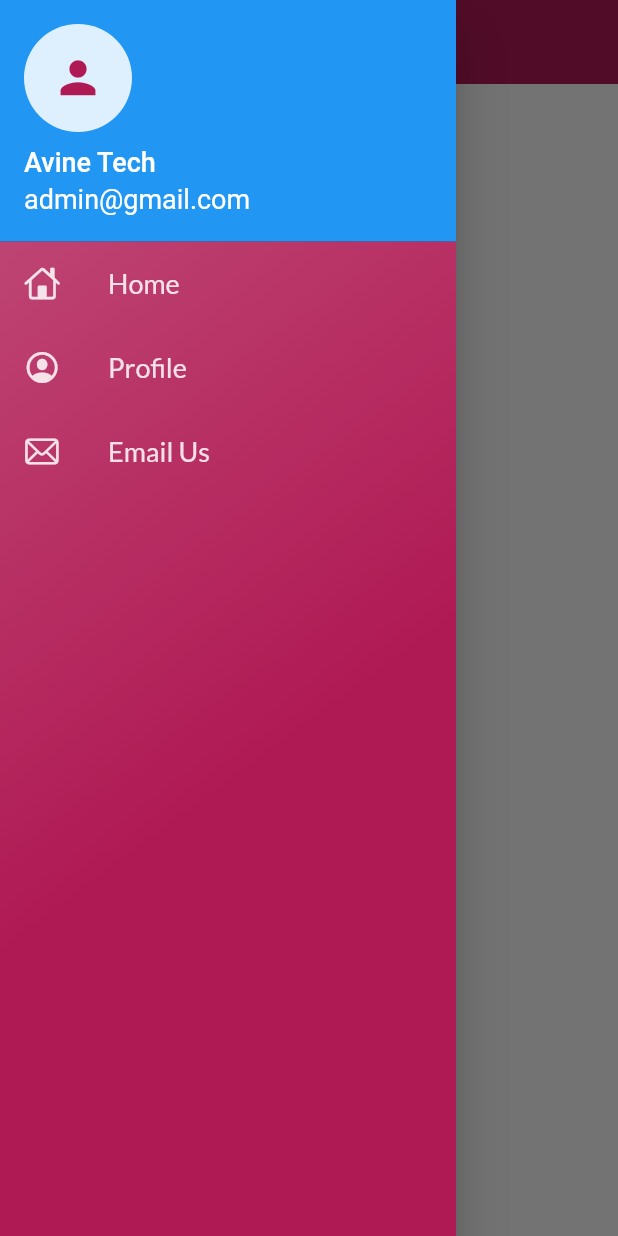
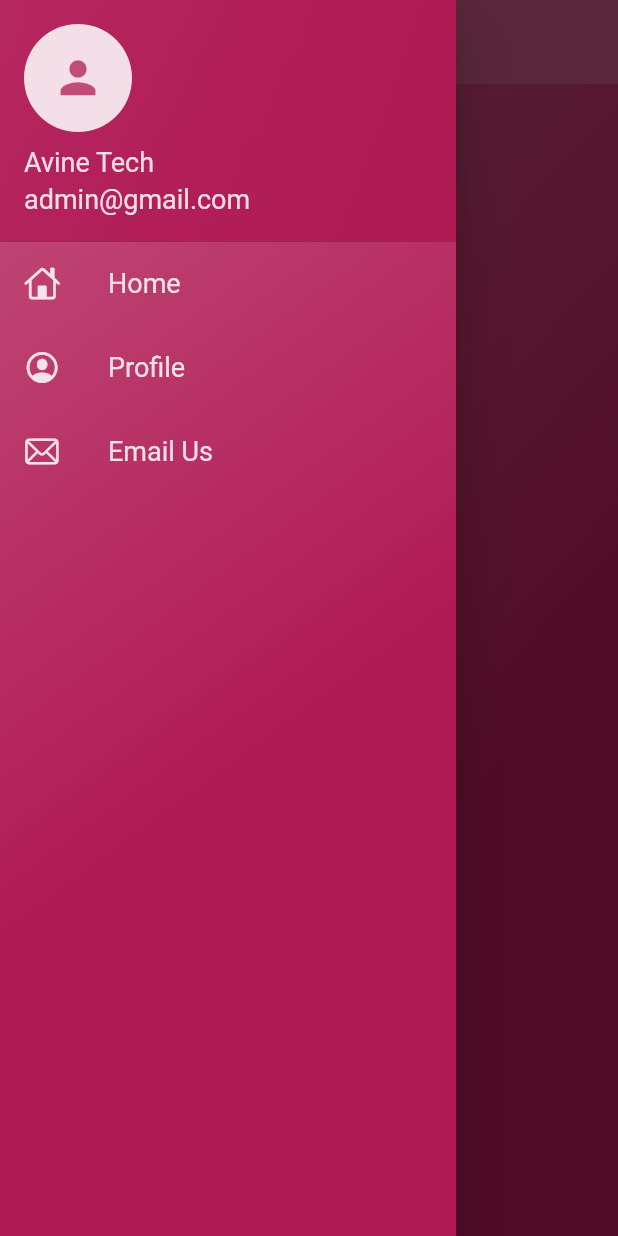
Before and after one commit to muhammadnumanlatif/catalog-app, a Flutter app: the screen it shows after launch, with the side drawer open, on a phone screen of 412 x 824 dp. Run offline on Flutter 3.47's test engine with Material 2 defaults, Android fonts, the phone set to English and light mode, and no system bars; our stand-ins replace google_fonts; Roboto replaces fonts that are missing (Adamina).

Commit message:
theme optimized

```diff
--- a/lib/pages/app/app.dart
+++ b/lib/pages/app/app.dart
@@ -1,6 +1,4 @@
 //*utils
-import 'package:google_fonts/google_fonts.dart';
-
 import '../../utils/utils.dart';
 
 class MyApp extends StatelessWidget {
@@ -9,16 +7,10 @@ class MyApp extends StatelessWidget {
     //*Material App
     return MaterialApp(
       debugShowCheckedModeBanner: false,
-      title: 'Catalog-App by Pawan-Kumar',
+      title: 'Catalog-App',
       themeMode: ThemeMode.light,
-      theme: ThemeData(
-        textTheme: GoogleFonts.latoTextTheme(),
-        primaryColor: CAColor.dark,
-        accentColor: CAColor.secondary,
-      ),
-      darkTheme: ThemeData(
-        brightness: Brightness.dark,
-      ),
+      theme: CATheme.light(context),
+      darkTheme: CATheme.dark(context),
       //*routes
       initialRoute: CARoute.homeRoute,
       routes: {
--- a/lib/pages/home/home.dart
+++ b/lib/pages/home/home.dart
@@ -9,15 +9,22 @@ class HomePage extends StatelessWidget {
     return Scaffold(
       //*appbar
       appBar: AppBar(
+        backgroundColor: CAColor.dark.withOpacity(0.75),
         elevation: 0,
-        title: Text('Catalog App'),
+        title: Text(
+          'Catalog App',
+          style: Theme.of(context).textTheme.headline1,
+        ),
       ),
       //*drawer
       drawer: CustomDrawer(),
       //*body
-      body: Center(
-        child: Text(
-          'Catalog-App by Pawan-Kumar',
+      body: Container(
+        decoration: CATheme.gradientData,
+        child: Center(
+          child: Text(
+            'Catalog-App by Pawan-Kumar',
+          ),
         ),
       ),
     );
--- a/lib/utils/constants.dart
+++ b/lib/utils/constants.dart
@@ -1,4 +1,6 @@
+import 'package:catalogbypk/utils/utils.dart';
 import 'package:flutter/material.dart';
+import 'package:google_fonts/google_fonts.dart';
 
 class CAColor {
   static const secondary = Color(0xffe75480);
@@ -15,3 +17,57 @@ class CARoute {
   static const loginRoute = '/login';
   static const homeRoute = '/home';
 }
+
+class CATheme {
+  static ThemeData light(BuildContext context) => ThemeData(
+        textTheme: GoogleFonts.adaminaTextTheme().copyWith(
+          bodyText1: TextStyle(
+            color: CAColor.white,
+            fontSize: 18,
+            fontWeight: FontWeight.w400,
+          ),
+          headline1: TextStyle(
+            color: CAColor.white,
+            fontSize: 22,
+            fontWeight: FontWeight.w400,
+          ),
+        ),
+        primaryColor: CAColor.dark,
+        accentColor: CAColor.secondary,
+        appBarTheme: AppBarTheme(
+          color: CAColor.dark.withOpacity(0.75),
+          elevation: 0,
+          iconTheme: IconThemeData(
+            color: CAColor.white,
+          ),
+        ),
+      );
+  static ThemeData dark(BuildContext context) => ThemeData(
+        textTheme: GoogleFonts.latoTextTheme(),
+        brightness: Brightness.dark,
+        // primaryColor: CAColor.dark,
+        // accentColor: CAColor.secondary,
+        // appBarTheme: AppBarTheme(
+        //   color: CAColor.transparent,
+        //   elevation: 0,
+        //   iconTheme: IconThemeData(
+        //     color: CAColor.dark,
+        //   ),
+        //   textTheme: Theme.of(context).textTheme,
+        // ),
+      );
+
+  static BoxDecoration gradientData = BoxDecoration(
+    //color: CAColor.dark.withOpacity(0.75),
+    gradient: LinearGradient(
+      colors: [
+        CAColor.dark.withOpacity(0.75),
+        //CAColor.light,
+        //
+        CAColor.dark,
+      ],
+      begin: Alignment.topLeft,
+      end: Alignment.centerRight,
+    ),
+  );
+}
--- a/lib/utils/drawer.dart
+++ b/lib/utils/drawer.dart
@@ -10,61 +10,33 @@ class CustomDrawer extends StatelessWidget {
   Widget build(BuildContext context) {
     return Drawer(
       child: Container(
-        decoration: BoxDecoration(
-          gradient: LinearGradient(
-            colors: [
-              CAColor.dark.withOpacity(0.75),
-              //CAColor.light,
-              //
-              CAColor.dark,
-            ],
-            begin: Alignment.topLeft,
-            end: Alignment.centerRight,
-          ),
-        ),
+        decoration: CATheme.gradientData,
         child: ListView(
           padding: EdgeInsets.zero,
           children: [
             //*Header
-            Container(
-              decoration: BoxDecoration(
-                gradient: LinearGradient(
-                  colors: [
-                    //CAColor.light,
-                    CAColor.dark,
-                    CAColor.dark.withOpacity(0.75),
-                    //CAColor.secondary,
-                  ],
-                  begin: Alignment.topCenter,
-                  end: Alignment.bottomCenter,
-                ),
-              ),
-              child: DrawerHeader(
+            DrawerHeader(
               margin: EdgeInsets.zero,
               padding: EdgeInsets.zero,
               child: UserAccountsDrawerHeader(
                 margin: EdgeInsets.zero,
+                decoration: CATheme.gradientData,
                 accountName: Text(
                   'Avine Tech',
-                    style: TextStyle(
-                      fontSize: 18,
-                    ),
+                  style: Theme.of(context).textTheme.bodyText1,
                 ),
                 accountEmail: Text(
                   'admin@gmail.com',
-                    style: TextStyle(
-                      fontSize: 18,
-                    ),
+                  style: Theme.of(context).textTheme.bodyText1,
                 ),
                 currentAccountPicture: CircleAvatar(
                   radius: 25,
                   child: Icon(
                     Icons.person,
-                      color: CAColor.dark,
+                    color: CAColor.dark.withOpacity(0.75),
                     size: 35,
                   ),
                   backgroundColor: CAColor.white,
-                  ),
                 ),
               ),
             ),
@@ -76,11 +48,7 @@ class CustomDrawer extends StatelessWidget {
               ),
               title: Text(
                 'Home',
-                style: TextStyle(
-                  fontSize: 18,
-                  fontWeight: FontWeight.w500,
-                  color: CAColor.white,
-                ),
+                style: Theme.of(context).textTheme.bodyText1,
               ),
             ),
             //*profile
@@ -91,11 +59,7 @@ class CustomDrawer extends StatelessWidget {
               ),
               title: Text(
                 'Profile',
-                style: TextStyle(
-                  fontSize: 18,
-                  fontWeight: FontWeight.w500,
-                  color: CAColor.white,
-                ),
+                style: Theme.of(context).textTheme.bodyText1,
               ),
             ),
             //*home
@@ -106,11 +70,7 @@ class CustomDrawer extends StatelessWidget {
               ),
               title: Text(
                 'Email Us',
-                style: TextStyle(
-                  fontSize: 18,
-                  fontWeight: FontWeight.w500,
-                  color: CAColor.white,
-                ),
+                style: Theme.of(context).textTheme.bodyText1,
               ),
             ),
           ],
```
Lines whose indentation alone changed are shown as unchanged.
